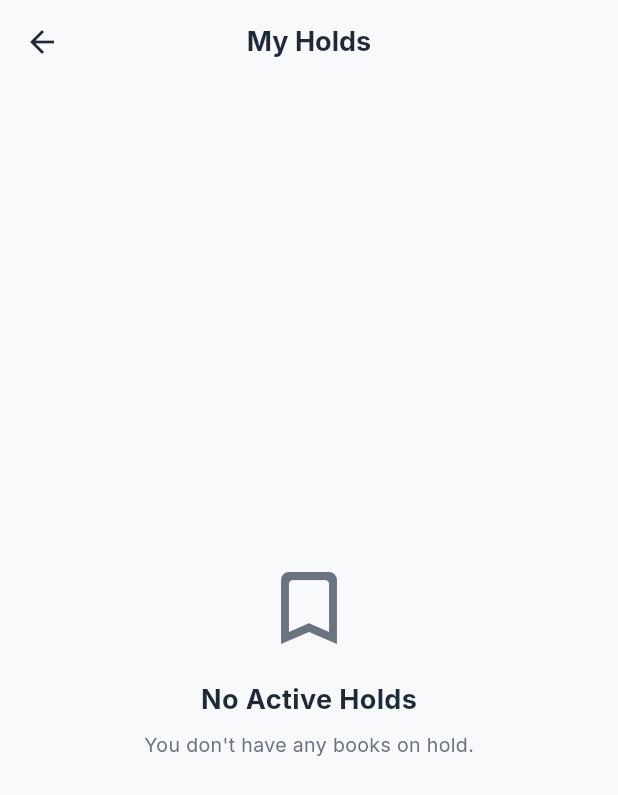
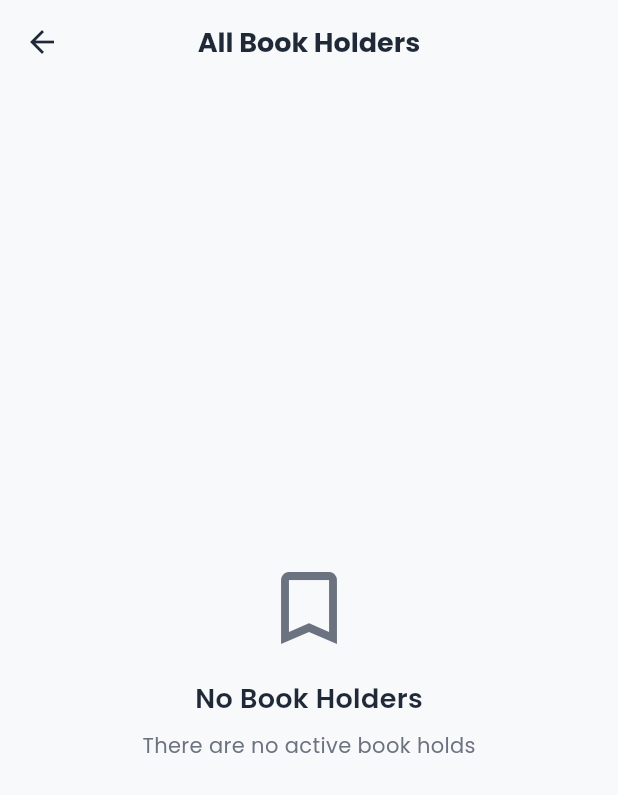
Before and after one commit to Shamethfd/Read-Space-Mobile-App, a Flutter app: the LibrarianDashboardScreen screen opened by its route, after a tap on "View All", on a phone screen of 412 x 824 dp. Shown: the top 795 px of the screen. Run offline on Flutter 3.47's test engine with Material 3 defaults, Android fonts, the phone set to English and light mode, and no system bars; our stand-ins replace cloud_firestore, firebase_auth, firebase_core, firebase_storage, fl_chart, google_fonts and 2 more; accounts and stored records are empty.

Commit message:
Libraian Dashbord fix

```diff
--- a/lib/main.dart
+++ b/lib/main.dart
@@ -23,8 +23,11 @@ import 'package:read_space/pages/fine_appeals_screen.dart';
 import 'package:read_space/pages/hold_request_screen.dart';
 import 'package:read_space/pages/holds_screen.dart';
 import 'package:read_space/pages/librarian_add_book_screen.dart';
+import 'package:read_space/pages/librarian_analytics_screen.dart';
+import 'package:read_space/pages/librarian_book_holders_screen.dart';
 import 'package:read_space/pages/librarian_dashboard_screen.dart';
 import 'package:read_space/pages/librarian_inventory_screen.dart';
+import 'package:read_space/pages/librarian_login_screen.dart';
 import 'package:read_space/pages/librarian_profile_screen.dart';
 import 'package:read_space/pages/manage_seat_reservation_screen.dart';
 import 'package:read_space/pages/member_profile_page.dart';
@@ -89,6 +92,7 @@ class AppRoutes {
   static const manageSeatReservation = '/manage-seat-reservation';
   static const librarianAnalytics = '/librarian-analytics';
   static const seatOccupancy = '/seat-occupancy';
+  static const librarianBookHolders = '/librarian-book-holders';
 }
 
 class AppTheme {
@@ -182,6 +186,7 @@ class ReadSpaceApp extends StatelessWidget {
         AppRoutes.myReservations: (_) => const MyReservationsScreen(),
         AppRoutes.librarianAnalytics: (_) => const LibrarianAnalyticsScreen(),
         AppRoutes.seatOccupancy: (_) => const SeatOccupancyScreen(),
+        AppRoutes.librarianBookHolders: (_) => const LibrarianBookHoldersScreen(),
       },
       onGenerateRoute: (settings) {
         if (settings.name == AppRoutes.editProfile) {
--- /dev/null
+++ b/lib/pages/librarian_book_holders_screen.dart
@@ -0,0 +1,232 @@
+import 'package:flutter/material.dart';
+import 'package:google_fonts/google_fonts.dart';
+import 'package:cloud_firestore/cloud_firestore.dart';
+import 'package:read_space/main.dart';
+
+class LibrarianBookHoldersScreen extends StatefulWidget {
+  const LibrarianBookHoldersScreen({super.key});
+
+  @override
+  State<LibrarianBookHoldersScreen> createState() => _LibrarianBookHoldersScreenState();
+}
+
+class _LibrarianBookHoldersScreenState extends State<LibrarianBookHoldersScreen> {
+  String _getDaysRemaining(String? readyAt) {
+    if (readyAt == null) return '';
+    try {
+      final readyDate = DateTime.parse(readyAt);
+      final now = DateTime.now();
+      final difference = readyDate.difference(now);
+      final days = difference.inDays;
+
+      if (days <= 0) return '';
+      if (days == 1) return '1 day left';
+      return '$days days left';
+    } catch (e) {
+      return '';
+    }
+  }
+
+  @override
+  Widget build(BuildContext context) {
+    return Scaffold(
+      backgroundColor: AppTheme.pageBackground,
+      appBar: AppBar(
+        backgroundColor: AppTheme.pageBackground,
+        foregroundColor: AppTheme.textPrimary,
+        elevation: 0,
+        scrolledUnderElevation: 0,
+        surfaceTintColor: Colors.transparent,
+        titleTextStyle: GoogleFonts.poppins(
+          fontSize: 18,
+          fontWeight: FontWeight.w700,
+          color: AppTheme.textPrimary,
+        ),
+        iconTheme: IconThemeData(color: AppTheme.textPrimary),
+        leading: BackButton(color: AppTheme.textPrimary),
+        title: const Text('All Book Holders'),
+        centerTitle: true,
+      ),
+      body: StreamBuilder<QuerySnapshot>(
+        stream: FirebaseFirestore.instance
+            .collection('holds')
+            .where('holdStatus', whereIn: ['pending', 'ready'])
+            .limit(100)
+            .snapshots(),
+        builder: (context, snapshot) {
+          if (snapshot.connectionState == ConnectionState.waiting) {
+            return const Center(child: CircularProgressIndicator());
+          }
+
+          final holds = snapshot.data?.docs ?? [];
+
+          // Sort in memory by createdAt descending
+          final sortedHolds = holds.toList()
+            ..sort((a, b) {
+              final aData = a.data() as Map<String, dynamic>;
+              final bData = b.data() as Map<String, dynamic>;
+              final aCreatedAt = aData['createdAt'] as String? ?? '';
+              final bCreatedAt = bData['createdAt'] as String? ?? '';
+              return bCreatedAt.compareTo(aCreatedAt);
+            });
+
+          if (sortedHolds.isEmpty) {
+            return Center(
+              child: Column(
+                mainAxisAlignment: MainAxisAlignment.center,
+                children: [
+                  Icon(
+                    Icons.bookmark_border_outlined,
+                    size: 64,
+                    color: AppTheme.secondaryText,
+                  ),
+                  const SizedBox(height: 16),
+                  Text(
+                    'No Book Holders',
+                    style: GoogleFonts.poppins(
+                      fontSize: 18,
+                      fontWeight: FontWeight.w600,
+                      color: AppTheme.textPrimary,
+                    ),
+                  ),
+                  const SizedBox(height: 8),
+                  Text(
+                    'There are no active book holds',
+                    style: GoogleFonts.poppins(
+                      fontSize: 14,
+                      color: AppTheme.secondaryText,
+                    ),
+                  ),
+                ],
+              ),
+            );
+          }
+
+          return ListView.builder(
+            padding: const EdgeInsets.all(16),
+            itemCount: sortedHolds.length,
+            itemBuilder: (context, index) {
+              final doc = sortedHolds[index];
+              final data = doc.data() as Map<String, dynamic>;
+              final bookId = data['bookId'] as String? ?? '';
+              final userId = data['userId'] as String? ?? '';
+              final status = data['holdStatus'] as String? ?? 'pending';
+              final readyAt = data['readyAt'] as String?;
+
+              return FutureBuilder<DocumentSnapshot>(
+                future: FirebaseFirestore.instance.collection('users').doc(userId).get(),
+                builder: (context, userSnapshot) {
+                  final userData = userSnapshot.data?.data() as Map<String, dynamic>?;
+                  final userName = userData?['fullName'] as String? ?? 'Unknown User';
+                  final userEmail = userData?['email'] as String? ?? '';
+
+                  return FutureBuilder<DocumentSnapshot>(
+                    future: FirebaseFirestore.instance.collection('books').doc(bookId).get(),
+                    builder: (context, bookSnapshot) {
+                      final bookData = bookSnapshot.data?.data() as Map<String, dynamic>?;
+                      final bookTitle = bookData?['title'] as String? ?? 'Unknown Book';
+
+                      return Container(
+                        margin: const EdgeInsets.only(bottom: 12),
+                        padding: const EdgeInsets.all(16),
+                        decoration: BoxDecoration(
+                          color: Colors.white,
+                          borderRadius: BorderRadius.circular(12),
+                          border: Border.all(color: AppTheme.border),
+                        ),
+                        child: Row(
+                          children: [
+                            Container(
+                              width: 50,
+                              height: 50,
+                              decoration: BoxDecoration(
+                                color: status == 'ready'
+                                    ? AppTheme.success.withValues(alpha: 0.1)
+                                    : AppTheme.primaryBlue.withValues(alpha: 0.1),
+                                borderRadius: BorderRadius.circular(10),
+                              ),
+                              child: Icon(
+                                Icons.menu_book,
+                                color: status == 'ready'
+                                    ? AppTheme.success
+                                    : AppTheme.primaryBlue,
+                                size: 24,
+                              ),
+                            ),
+                            const SizedBox(width: 16),
+                            Expanded(
+                              child: Column(
+                                crossAxisAlignment: CrossAxisAlignment.start,
+                                children: [
+                                  Text(
+                                    bookTitle,
+                                    style: GoogleFonts.poppins(
+                                      fontSize: 14,
+                                      fontWeight: FontWeight.w600,
+                                      color: AppTheme.textPrimary,
+                                    ),
+                                  ),
+                                  const SizedBox(height: 4),
+                                  Text(
+                                    userName,
+                                    style: GoogleFonts.poppins(
+                                      fontSize: 13,
+                                      color: AppTheme.secondaryText,
+                                    ),
+                                  ),
+                                  Text(
+                                    userEmail,
+                                    style: GoogleFonts.poppins(
+                                      fontSize: 11,
+                                      color: AppTheme.secondaryText,
+                                    ),
+                                  ),
+                                ],
+                              ),
+                            ),
+                            if (status == 'ready' && readyAt != null)
+                              Container(
+                                padding: const EdgeInsets.symmetric(horizontal: 12, vertical: 6),
+                                decoration: BoxDecoration(
+                                  color: AppTheme.orange.withValues(alpha: 0.1),
+                                  borderRadius: BorderRadius.circular(6),
+                                ),
+                                child: Text(
+                                  _getDaysRemaining(readyAt),
+                                  style: GoogleFonts.poppins(
+                                    fontSize: 11,
+                                    fontWeight: FontWeight.w600,
+                                    color: AppTheme.orange,
+                                  ),
+                                ),
+                              )
+                            else
+                              Container(
+                                padding: const EdgeInsets.symmetric(horizontal: 12, vertical: 6),
+                                decoration: BoxDecoration(
+                                  color: AppTheme.primaryBlue.withValues(alpha: 0.1),
+                                  borderRadius: BorderRadius.circular(6),
+                                ),
+                                child: Text(
+                                  status == 'ready' ? 'Ready' : 'Pending',
+                                  style: GoogleFonts.poppins(
+                                    fontSize: 11,
+                                    fontWeight: FontWeight.w600,
+                                    color: AppTheme.primaryBlue,
+                                  ),
+                                ),
+                              ),
+                          ],
+                        ),
+                      );
+                    },
+                  );
+                },
+              );
+            },
+          );
+        },
+      ),
+    );
+  }
+}
--- a/lib/pages/librarian_dashboard_screen.dart
+++ b/lib/pages/librarian_dashboard_screen.dart
@@ -521,7 +521,7 @@ class _LibrarianDashboardScreenState extends State<LibrarianDashboardScreen> {
               ),
             ),
             GestureDetector(
-              onTap: () => Navigator.pushNamed(context, AppRoutes.holds),
+              onTap: () => Navigator.pushNamed(context, AppRoutes.librarianBookHolders),
               child: Text(
                 'View All',
                 style: GoogleFonts.poppins(
@@ -538,8 +538,7 @@ class _LibrarianDashboardScreenState extends State<LibrarianDashboardScreen> {
           stream: FirebaseFirestore.instance
               .collection('holds')
               .where('holdStatus', whereIn: ['pending', 'ready'])
-              .orderBy('createdAt', descending: true)
-              .limit(5)
+              .limit(10)
               .snapshots(),
           builder: (context, snapshot) {
             if (snapshot.connectionState == ConnectionState.waiting) {
@@ -548,7 +547,19 @@ class _LibrarianDashboardScreenState extends State<LibrarianDashboardScreen> {
 
             final holds = snapshot.data?.docs ?? [];
 
-            if (holds.isEmpty) {
+            // Sort in memory by createdAt descending
+            final sortedHolds = holds.toList()
+              ..sort((a, b) {
+                final aData = a.data() as Map<String, dynamic>;
+                final bData = b.data() as Map<String, dynamic>;
+                final aCreatedAt = aData['createdAt'] as String? ?? '';
+                final bCreatedAt = bData['createdAt'] as String? ?? '';
+                return bCreatedAt.compareTo(aCreatedAt);
+              });
+
+            final limitedHolds = sortedHolds.take(5).toList();
+
+            if (limitedHolds.isEmpty) {
               return Container(
                 padding: const EdgeInsets.all(16),
                 decoration: BoxDecoration(
@@ -579,7 +590,7 @@ class _LibrarianDashboardScreenState extends State<LibrarianDashboardScreen> {
             }
 
             return Column(
-              children: holds.map((doc) {
+              children: limitedHolds.map((doc) {
                 final data = doc.data() as Map<String, dynamic>;
                 final bookId = data['bookId'] as String? ?? '';
                 final userId = data['userId'] as String? ?? '';
@@ -701,9 +712,8 @@ class _LibrarianDashboardScreenState extends State<LibrarianDashboardScreen> {
     return StreamBuilder<QuerySnapshot>(
       stream: FirebaseFirestore.instance
           .collection('seatBookings')
-          .where('status', whereIn: ['pending', 'confirmed', 'completed'])
-          .orderBy('date', descending: true)
-          .limit(50)
+          .where('status', whereIn: ['pending', 'confirmed'])
+          .limit(100)
           .snapshots(),
       builder: (context, snapshot) {
         final bookings = snapshot.data?.docs ?? [];
```
